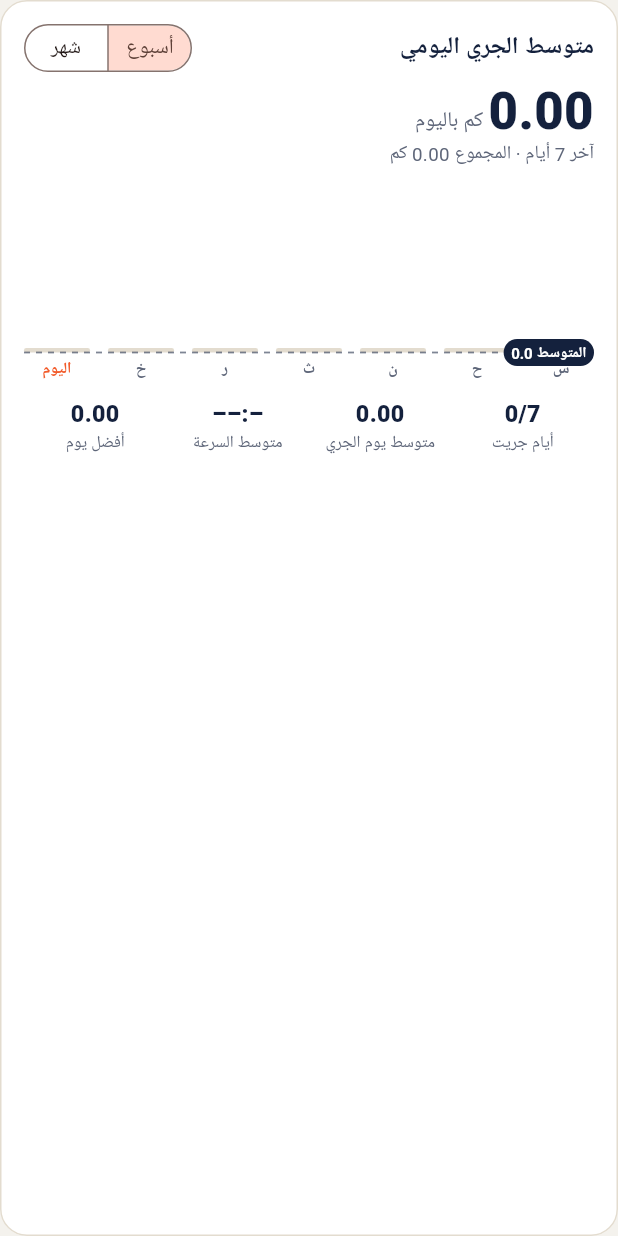
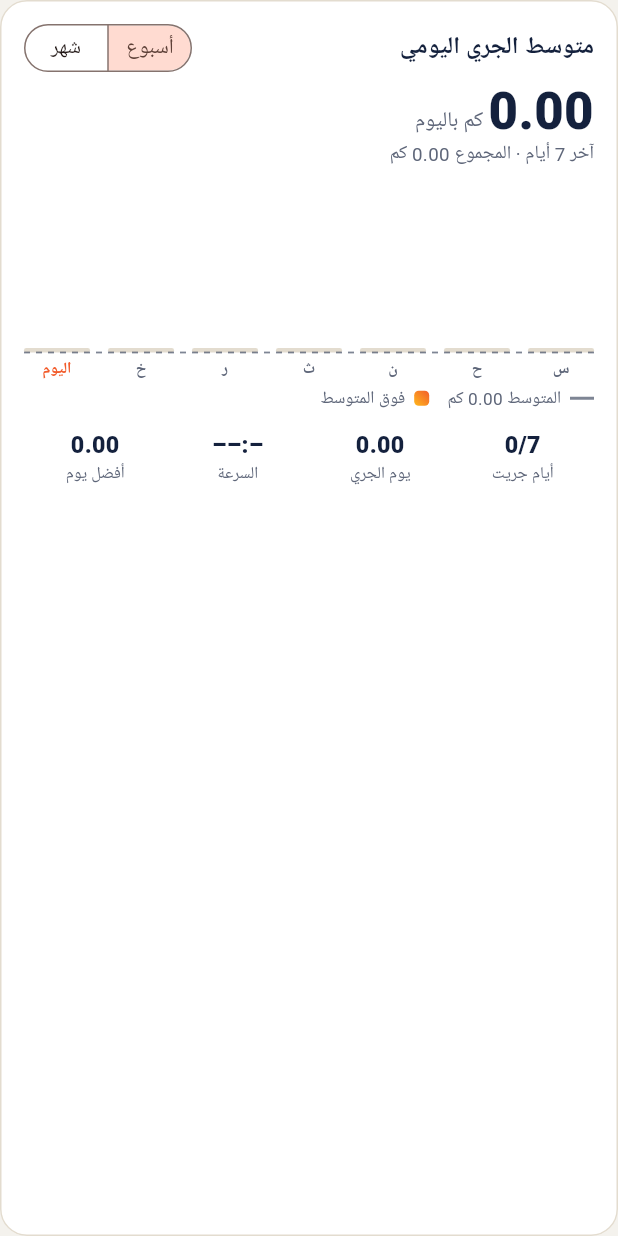
Before and after one commit to marghalani22-ui/jeddah-run, a Flutter app: the _DailyCard widget shown alone on an empty page, opened directly, on a phone screen of 412 x 824 dp. Run offline on Flutter 3.47's test engine with Material 3 defaults, Android fonts, the phone set to English and light mode, and no system bars; our stand-ins replace cloud_firestore, firebase_auth, firebase_core, flutter_local_notifications, flutter_tts, geolocator and 7 more; missing offline and left inert: health, home_widget, maplibre_gl; accounts and stored records are empty; network calls fail; statements that could not run were skipped.

Commit message:
Log: daily average legend instead of chart label
Co-Authored-By: Claude Opus 5.5 <noreply@anthropic.com>
Claude-Session: https://claude.ai/code/session_01HrjXuXvf1Y8REjnqvaANig

```diff
--- a/lib/screens/log_screen.dart
+++ b/lib/screens/log_screen.dart
@@ -234,11 +234,21 @@ class _DailyCardState extends State<_DailyCard> {
           Text('آخر ${_days == 7 ? '7 أيام' : '30 يوم'} · المجموع ${fmtKm(total)} كم', style: TextStyle(fontSize: 12.5, color: p.muted)),
           const SizedBox(height: Gap.m),
           SizedBox(height: 130, child: CustomPaint(size: Size.infinite, painter: _DailyBars(km, avg, days, p, DefaultTextStyle.of(context).style.fontFamily))),
+          const SizedBox(height: Gap.xs),
+          Row(children: [
+            Container(width: 16, height: 2, color: p.ink.withValues(alpha: .55)),
+            const SizedBox(width: 6),
+            Text('المتوسط ${fmtKm(avg)} كم', style: TextStyle(fontSize: 11.5, color: p.muted)),
+            const SizedBox(width: Gap.m),
+            Container(width: 10, height: 10, decoration: BoxDecoration(gradient: Grad.sunset, borderRadius: BorderRadius.circular(3))),
+            const SizedBox(width: 6),
+            Text('فوق المتوسط', style: TextStyle(fontSize: 11.5, color: p.muted)),
+          ]),
           const SizedBox(height: Gap.m),
-          Row(children: [
+          Row(crossAxisAlignment: CrossAxisAlignment.start, children: [
             _MiniStat(value: '$active/$_days', label: 'أيام جريت'),
-            _MiniStat(value: fmtKm(avgActive), label: 'متوسط يوم الجري'),
-            _MiniStat(value: fmtPace(total > 0 ? secs / total : 0), label: 'متوسط السرعة'),
+            _MiniStat(value: fmtKm(avgActive), label: 'يوم الجري'),
+            _MiniStat(value: fmtPace(total > 0 ? secs / total : 0), label: 'السرعة'),
             _MiniStat(value: fmtKm(best), label: 'أفضل يوم'),
           ]),
         ]),
@@ -306,13 +316,6 @@ class _DailyBars extends CustomPainter {
     for (double x = 0; x < s.width; x += 8) {
       c.drawLine(Offset(x, ay), Offset(math.min(x + 4, s.width), ay), dash);
     }
-    final tp = TextPainter(
-      text: TextSpan(text: 'المتوسط ${avg.toStringAsFixed(1)}', style: TextStyle(fontFamily: font, fontSize: 10, fontWeight: FontWeight.w700, color: p.card)),
-      textDirection: TextDirection.rtl,
-    )..layout();
-    final r = RRect.fromRectAndRadius(Rect.fromLTWH(s.width - tp.width - 10, ay - 9, tp.width + 10, 18), const Radius.circular(9));
-    c.drawRRect(r, Paint()..color = p.ink);
-    tp.paint(c, Offset(s.width - tp.width - 5, ay - tp.height / 2));
   }
 
   void _text(Canvas c, String t, Offset at, Color color, double size) {
```
